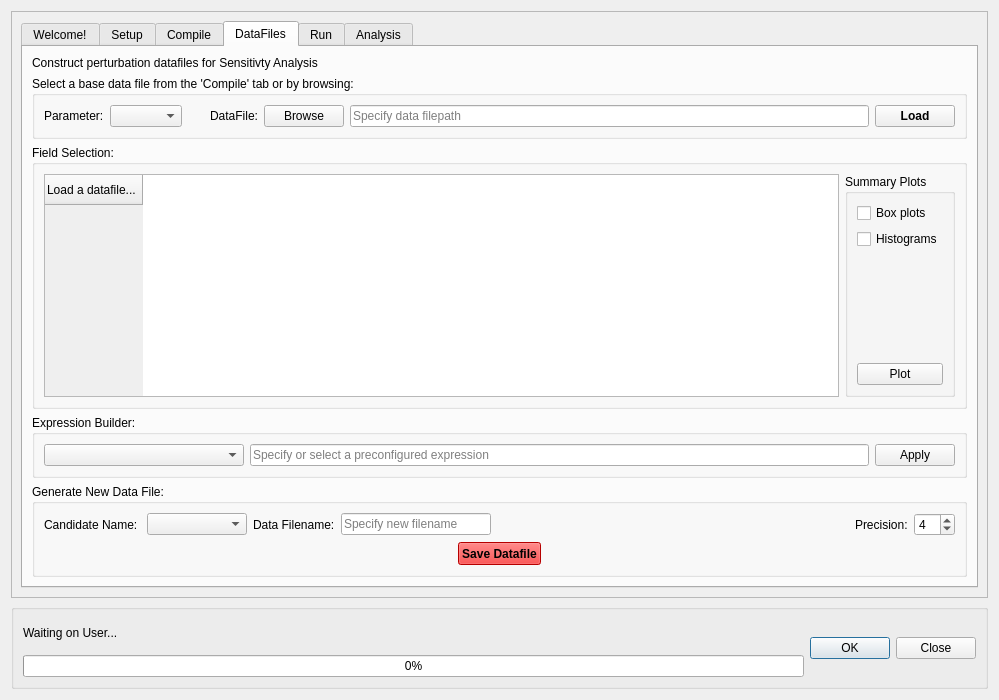
Qt form canflood/sensi/sensi.ui (NRCan/CanFlood) before a commit.
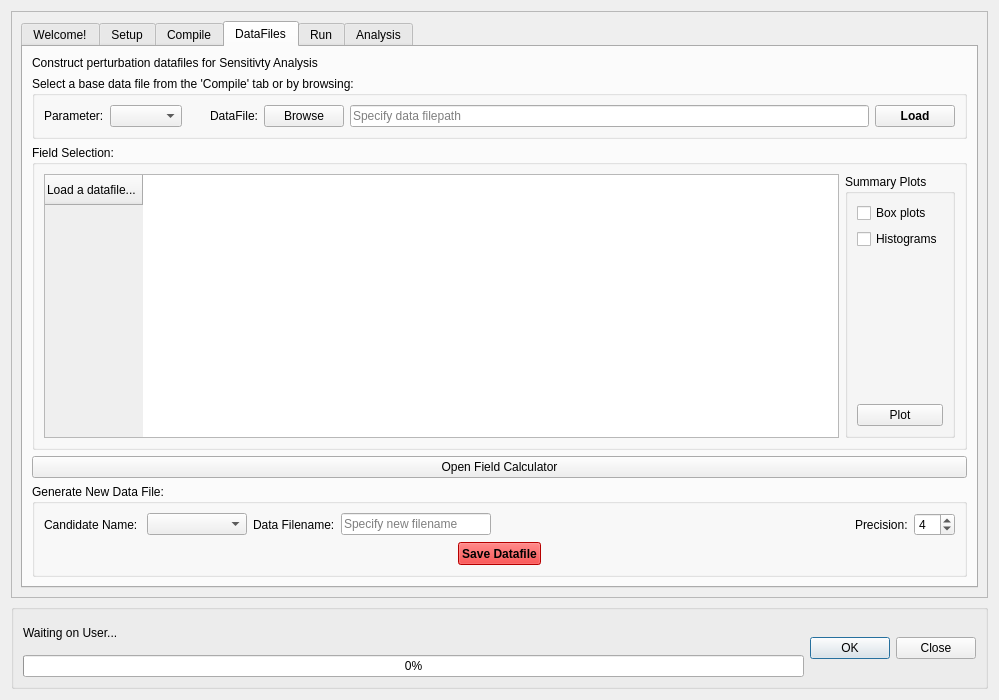
The same form after that commit. Icons and pictures are not drawn.

```diff
--- a/canflood/sensi/sensi.ui
+++ b/canflood/sensi/sensi.ui
@@ -869,51 +869,10 @@
             </widget>
            </item>
            <item>
-            <widget class="QGroupBox" name="groupBox_4">
-             <property name="title">
-              <string>Expression Builder:</string>
+            <widget class="QPushButton" name="pushButton_DF_apply">
+             <property name="text">
+              <string>Open Field Calculator</string>
              </property>
-             <layout class="QGridLayout" name="gridLayout">
-              <item row="0" column="0">
-               <widget class="QComboBox" name="comboBox_SSelv">
-                <property name="enabled">
-                 <bool>true</bool>
-                </property>
-                <property name="sizePolicy">
-                 <sizepolicy hsizetype="Preferred" vsizetype="Fixed">
-                  <horstretch>0</horstretch>
-                  <verstretch>0</verstretch>
-                 </sizepolicy>
-                </property>
-                <property name="minimumSize">
-                 <size>
-                  <width>200</width>
-                  <height>0</height>
-                 </size>
-                </property>
-                <property name="maximumSize">
-                 <size>
-                  <width>9999</width>
-                  <height>16777215</height>
-                 </size>
-                </property>
-               </widget>
-              </item>
-              <item row="0" column="1">
-               <widget class="QLineEdit" name="lineEdit_curve">
-                <property name="placeholderText">
-                 <string>Specify or select a preconfigured expression</string>
-                </property>
-               </widget>
-              </item>
-              <item row="0" column="2">
-               <widget class="QPushButton" name="pushButton_DF_apply">
-                <property name="text">
-                 <string>Apply</string>
-                </property>
-               </widget>
-              </item>
-             </layout>
             </widget>
            </item>
            <item>
```
Left out of the diff: 6 changed lines with no effect on the pictures.
